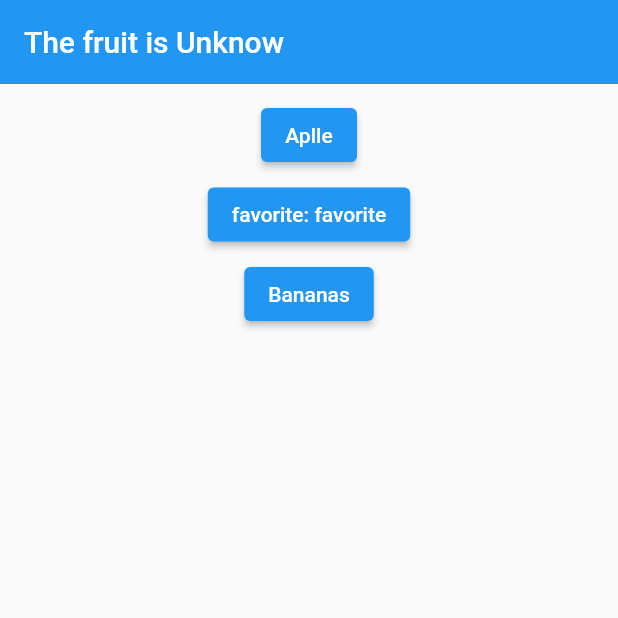
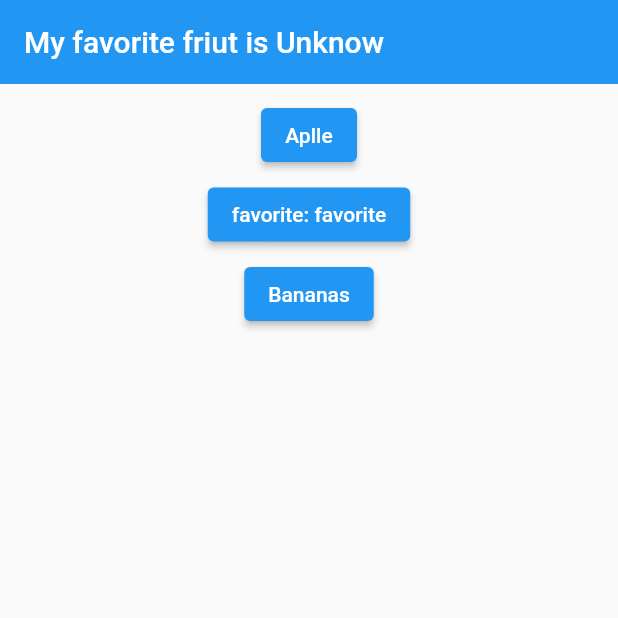
Before and after one commit to wmorales0207/testinggetx, a Flutter app: the screen it shows after launch, on a phone screen of 412 x 824 dp, the top half of it. Run offline on Flutter 3.47's test engine with Material 2 defaults, Android fonts, the light colour scheme and no system bars; our stand-ins replace get.

Commit message:
Using GEX OBS modificaion final

```diff
--- a/lib/main.dart
+++ b/lib/main.dart
@@ -10,18 +10,26 @@ class GetXApp extends StatelessWidget {
        * del GetBuilder
        */
 
+  final Favorite favorite = Get.put(Favorite()); // modificacion final
+
   @override
   Widget build(BuildContext context) {
     return MaterialApp(
       home: Scaffold(
         appBar: AppBar(
           elevation: 0,
-          title: GetX<Favorite>(
-              init: Favorite(),
-              builder: (_) => Text(
-                  'The fruit is ${_.fruit.value.name}') // de esta manera se hace referencia al dato que viene de
+          // title: GetX<Favorite>(
+          //     init: Favorite(),
+          //     builder: (_) => Text(
+          //         'The fruit is ${_.fruit.value.name}') // de esta manera se hace referencia al dato que viene de
+          title: Obx(() {
+            // es un widget de GETX que
+            //The simplest reactive widget in GetX.
 
-              ),
+            /// Just pass your Rx variable in the root scope of the callback to have it
+            /// automatically registered for changes.
+            return Text('My favorite friut is ${favorite.fruit.value.name}');
+          }),
         ),
         body: Center(
           child: Column(
```
